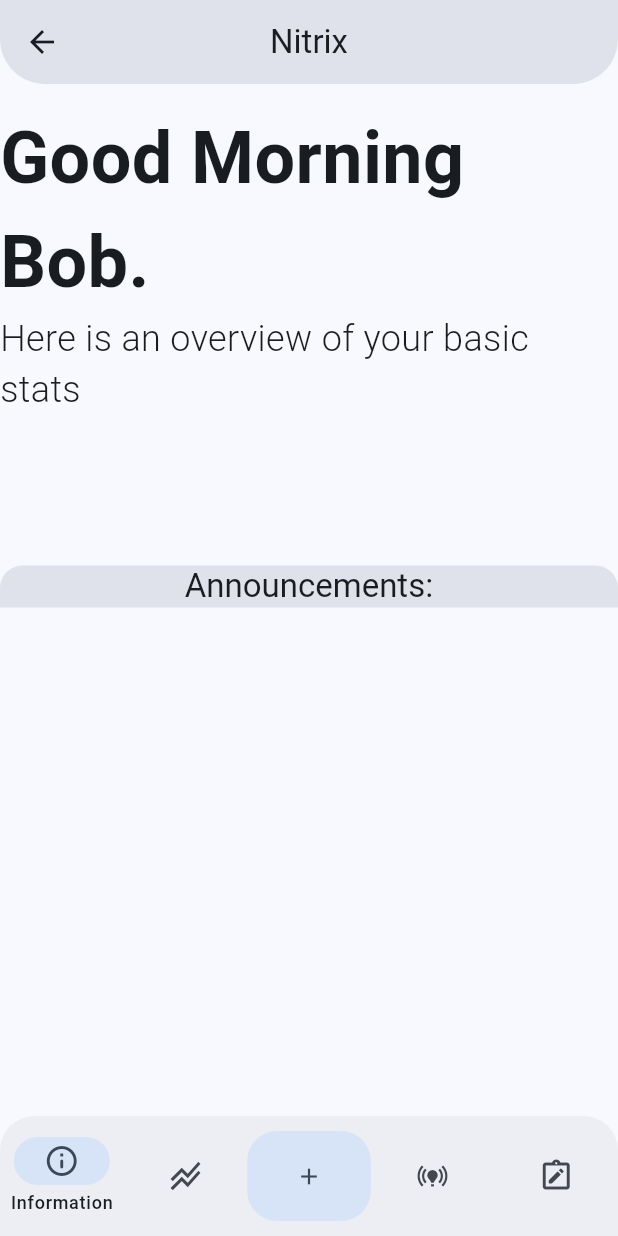
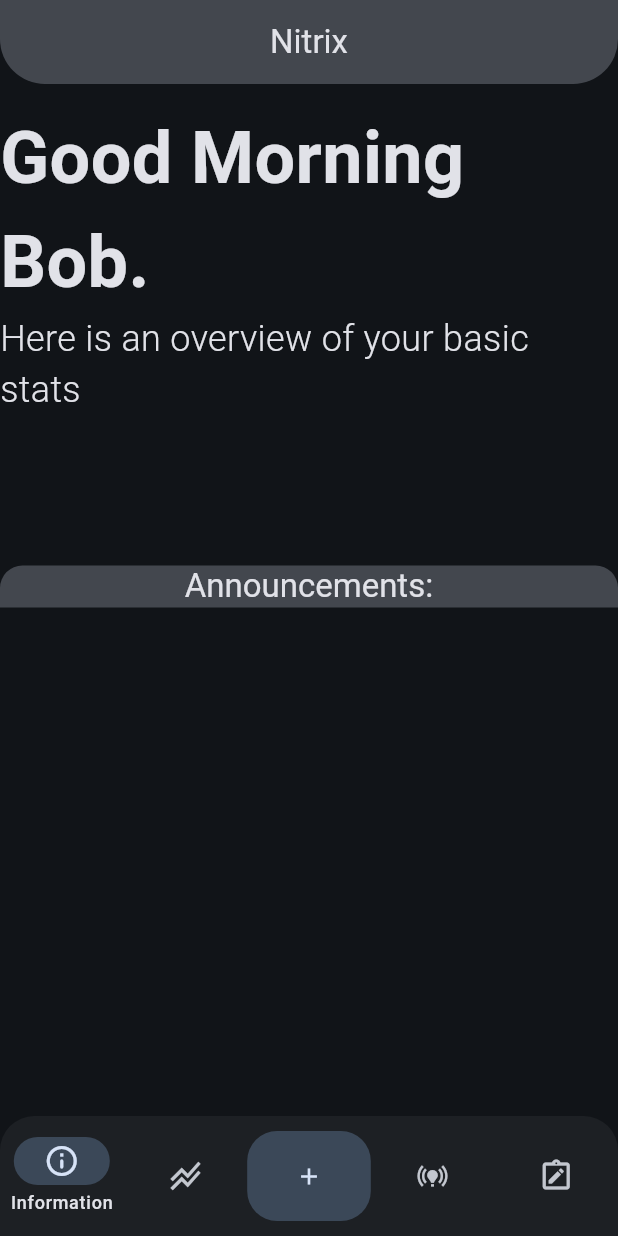
Before and after one commit to AalbatrossGuy/Nitrix, a Flutter app: the screen it shows after launch, after a tap on the "add" icon, on a phone screen of 412 x 824 dp. Run offline on Flutter 3.47's test engine with Material 2 defaults, Android fonts, the phone set to English and light mode, and no system bars; Roboto replaces fonts that are missing (Poppins).

Commit message:
cleaned up routing

```diff
--- a/client/lib/data/themes.dart
+++ b/client/lib/data/themes.dart
@@ -15,6 +15,5 @@ class themes {
       seedColor: Colors.blue,
       brightness: Brightness.dark,
     ),
-    scaffoldBackgroundColor: Colors.black,
   );
 }
--- a/client/lib/main.dart
+++ b/client/lib/main.dart
@@ -1,8 +1,5 @@
 import 'package:Nitrix/data/themes.dart';
-import 'package:Nitrix/pages/feedback.dart';
 import 'package:Nitrix/pages/home.dart';
-import 'package:Nitrix/pages/online.dart';
-import 'package:Nitrix/pages/stats.dart';
 import 'package:flutter/material.dart';
 
 void main() {
@@ -18,14 +15,10 @@ class MyApp extends StatelessWidget {
       title: 'Nitrix',
       theme: themes.lightThemeData,
       darkTheme: themes.darkThemeData,
-      themeMode: ThemeMode.light,
-      routes: {
-        '/': (context) => const HomePage(title: 'Nitrix Home'),
-        '/stats': (context) => const statsPage(),
-        '/online': (context) => const onlinePage(),
-        '/feedback': (context) => const feedbackPage(),
-      },
-      initialRoute: '/',
+      themeMode: ThemeMode.dark,
+      home: const HomePage(
+        title: 'Nitrix Home',
+      ),
     );
   }
 }
--- a/client/lib/pages/feedback.dart
+++ b/client/lib/pages/feedback.dart
@@ -1,5 +1,3 @@
-import 'package:Nitrix/widgets/nitrixAppBar.dart';
-import 'package:Nitrix/widgets/nitrixBottomNavigationBar.dart';
 import 'package:flutter/material.dart';
 
 class feedbackPage extends StatelessWidget {
@@ -7,12 +5,8 @@ class feedbackPage extends StatelessWidget {
 
   @override
   Widget build(BuildContext context) {
-    return Scaffold(
-      appBar: nitrixAppBar.createNitrixAppBar(context),
-      bottomNavigationBar: const nitrixBottomNaviagationBar(),
-      body: const Center(
-        child: Text("feedback"),
-      ),
+    return const Center(
+      child: Text("Feedback page."),
     );
   }
 }
--- a/client/lib/pages/home.dart
+++ b/client/lib/pages/home.dart
@@ -1,65 +1,113 @@
-import 'package:Nitrix/widgets/nitrixAppBar.dart';
-import 'package:Nitrix/widgets/nitrixBottomNavigationBar.dart';
+import 'package:Nitrix/pages/feedback.dart';
+import 'package:Nitrix/pages/information.dart';
+import 'package:Nitrix/pages/online.dart';
+import 'package:Nitrix/pages/stats.dart';
 import 'package:flutter/material.dart';
 
-class HomePage extends StatelessWidget {
+class HomePage extends StatefulWidget {
   const HomePage({super.key, required this.title});
 
   final String title;
 
   @override
+  State<HomePage> createState() => _HomePageState();
+}
+
+class _HomePageState extends State<HomePage> {
+  int currentPageIndex = 0;
+  final screens = [
+    const informationPage(),
+    const statsPage(),
+    // DON'T remove, it is there as floating button creates extra index
+    const Center(),
+    const onlinePage(),
+    const feedbackPage()
+  ];
+
+  @override
   Widget build(BuildContext context) {
     return Scaffold(
-      appBar: nitrixAppBar.createNitrixAppBar(context),
-      bottomNavigationBar: const nitrixBottomNaviagationBar(),
-      body: Column(
-        children: [
-          const Padding(
-            padding: EdgeInsets.only(top: 15),
-            child: Text(
-              "Good Morning Bob.",
-              style: TextStyle(
-                fontSize: 48,
-                fontWeight: FontWeight.bold,
-                fontFamily: "Roboto",
+      appBar: buildAppBar(context),
+      bottomNavigationBar: buildBottomNavBar(),
+      body: screens[currentPageIndex],
+    );
+  }
+
+  AppBar buildAppBar(BuildContext context) {
+    return AppBar(
+      backgroundColor: Theme.of(context).colorScheme.surfaceVariant,
+      title: const Text('Nitrix'),
+      centerTitle: true,
+      shape: const RoundedRectangleBorder(
+        borderRadius: BorderRadius.only(
+          bottomLeft: Radius.circular(30),
+          bottomRight: Radius.circular(30),
+        ),
+      ),
+    );
+  }
+
+  Container buildBottomNavBar() {
+    return Container(
+      decoration: const ShapeDecoration(
+        shape: RoundedRectangleBorder(
+          borderRadius: BorderRadius.only(
+            topLeft: Radius.circular(23),
+            topRight: Radius.circular(23),
           ),
         ),
       ),
-          const Text(
-            "Here is an overview of your basic stats",
-            style: TextStyle(
-              fontSize: 24,
-              fontWeight: FontWeight.w300,
-              fontFamily: "Poppins",
+      child: ClipRRect(
+        borderRadius: const BorderRadius.only(
+          topLeft: Radius.circular(23.0),
+          topRight: Radius.circular(23.0),
+        ),
+        child: NavigationBar(
+          labelBehavior: NavigationDestinationLabelBehavior.onlyShowSelected,
+          selectedIndex: currentPageIndex,
+          onDestinationSelected: (int index) {
+            setState(() {
+              currentPageIndex = index;
+            });
+          },
+          destinations: <Widget>[
+            const NavigationDestination(
+              selectedIcon: Icon(Icons.info_outline_rounded),
+              icon: Icon(Icons.info_rounded),
+              label: 'Information',
+            ),
+            const NavigationDestination(
+              selectedIcon: Icon(Icons.stacked_line_chart_outlined),
+              icon: Icon(Icons.stacked_line_chart),
+              label: 'Stats',
+            ),
+            SizedBox(
+              height: 60,
+              width: 45,
+              child: FilledButton.tonal(
+                style: ButtonStyle(
+                  shape: MaterialStateProperty.all<RoundedRectangleBorder>(
+                    RoundedRectangleBorder(
+                      borderRadius: BorderRadius.circular(20),
                     ),
                   ),
-          const SizedBox(
-            height: 100,
-            width: 100,
                 ),
-          Container(
-            decoration: ShapeDecoration(
-              shape: const RoundedRectangleBorder(
-                borderRadius: BorderRadius.only(
-                  topLeft: Radius.circular(15),
-                  topRight: Radius.circular(15),
+                child: const Icon(Icons.add),
+                onPressed: () {},
               ),
             ),
-              color: Theme.of(context).colorScheme.surfaceVariant,
+            const NavigationDestination(
+              selectedIcon: Icon(Icons.online_prediction),
+              icon: Icon(Icons.online_prediction_outlined),
+              label: 'Online',
             ),
-            child: Column(
-              crossAxisAlignment: CrossAxisAlignment.stretch,
-              children: <Widget>[
-                Center(
-                  child: Text(
-                    "Announcements:",
-                    style: Theme.of(context).textTheme.titleLarge,
+            const NavigationDestination(
+              selectedIcon: Icon(Icons.note_alt),
+              icon: Icon(Icons.note_alt_outlined),
+              label: 'Feedback',
             ),
-                )
           ],
         ),
-          ),
-        ],
       ),
     );
   }
--- /dev/null
+++ b/client/lib/pages/information.dart
@@ -0,0 +1,63 @@
+import 'package:flutter/material.dart';
+
+class informationPage extends StatefulWidget {
+  const informationPage({super.key});
+
+  @override
+  State<informationPage> createState() => _informationPageState();
+}
+
+class _informationPageState extends State<informationPage> {
+  @override
+  Widget build(BuildContext context) {
+    return Column(
+      children: [
+        const Padding(
+          padding: EdgeInsets.only(top: 15),
+          child: Text(
+            "Good Morning Bob.",
+            style: TextStyle(
+              fontSize: 48,
+              fontWeight: FontWeight.bold,
+              fontFamily: "Roboto",
+            ),
+          ),
+        ),
+        const Text(
+          "Here is an overview of your basic stats",
+          style: TextStyle(
+            fontSize: 24,
+            fontWeight: FontWeight.w300,
+            fontFamily: "Poppins",
+          ),
+        ),
+        const SizedBox(
+          height: 100,
+          width: 100,
+        ),
+        Container(
+          decoration: ShapeDecoration(
+            shape: const RoundedRectangleBorder(
+              borderRadius: BorderRadius.only(
+                topLeft: Radius.circular(15),
+                topRight: Radius.circular(15),
+              ),
+            ),
+            color: Theme.of(context).colorScheme.surfaceVariant,
+          ),
+          child: Column(
+            crossAxisAlignment: CrossAxisAlignment.stretch,
+            children: <Widget>[
+              Center(
+                child: Text(
+                  "Announcements:",
+                  style: Theme.of(context).textTheme.titleLarge,
+                ),
+              )
+            ],
+          ),
+        ),
+      ],
+    );
+  }
+}
--- a/client/lib/pages/online.dart
+++ b/client/lib/pages/online.dart
@@ -1,5 +1,3 @@
-import 'package:Nitrix/widgets/nitrixAppBar.dart';
-import 'package:Nitrix/widgets/nitrixBottomNavigationBar.dart';
 import 'package:flutter/material.dart';
 
 class onlinePage extends StatelessWidget {
@@ -7,12 +5,8 @@ class onlinePage extends StatelessWidget {
 
   @override
   Widget build(BuildContext context) {
-    return Scaffold(
-      appBar: nitrixAppBar.createNitrixAppBar(context),
-      bottomNavigationBar: const nitrixBottomNaviagationBar(),
-      body: const Center(
-        child: Text("online"),
-      ),
+    return const Center(
+      child: Text("Online Page"),
     );
   }
 }
--- a/client/lib/pages/stats.dart
+++ b/client/lib/pages/stats.dart
@@ -1,5 +1,3 @@
-import 'package:Nitrix/widgets/nitrixAppBar.dart';
-import 'package:Nitrix/widgets/nitrixBottomNavigationBar.dart';
 import 'package:flutter/material.dart';
 
 class statsPage extends StatelessWidget {
@@ -7,12 +5,8 @@ class statsPage extends StatelessWidget {
 
   @override
   Widget build(BuildContext context) {
-    return Scaffold(
-      appBar: nitrixAppBar.createNitrixAppBar(context),
-      bottomNavigationBar: const nitrixBottomNaviagationBar(),
-      body: const Center(
-        child: Text("statistics"),
-      ),
+    return const Center(
+      child: Text("Statistics page"),
     );
   }
 }
--- a/client/lib/widgets/nitrixAppBar.dart
+++ /dev/null
@@ -1,17 +0,0 @@
-import 'package:flutter/material.dart';
-
-class nitrixAppBar {
-  static AppBar createNitrixAppBar(BuildContext context) {
-    return AppBar(
-      backgroundColor: Theme.of(context).colorScheme.surfaceVariant,
-      title: const Text('Nitrix'),
-      centerTitle: true,
-      shape: const RoundedRectangleBorder(
-        borderRadius: BorderRadius.only(
-          bottomLeft: Radius.circular(30),
-          bottomRight: Radius.circular(30),
-        ),
-      ),
-    );
-  }
-}
--- a/client/lib/widgets/nitrixBottomNavigationBar.dart
+++ /dev/null
@@ -1,97 +0,0 @@
-import 'package:flutter/material.dart';
-
-class nitrixBottomNaviagationBar extends StatefulWidget {
-  const nitrixBottomNaviagationBar({super.key});
-
-  @override
-  State<nitrixBottomNaviagationBar> createState() =>
-      _nitrixBottomNaviagationBarState();
-}
-
-class _nitrixBottomNaviagationBarState
-    extends State<nitrixBottomNaviagationBar> {
-  int currentPageIndex = 0;
-
-  @override
-  Widget build(BuildContext context) {
-    return Container(
-      decoration: const ShapeDecoration(
-        shape: RoundedRectangleBorder(
-          borderRadius: BorderRadius.only(
-            topLeft: Radius.circular(23),
-            topRight: Radius.circular(23),
-          ),
-        ),
-      ),
-      child: ClipRRect(
-        borderRadius: const BorderRadius.only(
-          topLeft: Radius.circular(23.0),
-          topRight: Radius.circular(23.0),
-        ),
-        child: NavigationBar(
-          labelBehavior: NavigationDestinationLabelBehavior.onlyShowSelected,
-          selectedIndex: currentPageIndex,
-          onDestinationSelected: (int index) {
-            setState(() {
-              currentPageIndex = index;
-            });
-            switch (index) {
-              case 0:
-                Navigator.of(context).pushNamed("/");
-                break;
-              case 1:
-                Navigator.of(context).pushNamed("/stats");
-                break;
-              case 2:
-                Navigator.of(context).pushNamed("/online");
-                break;
-              case 3:
-                Navigator.of(context).pushNamed("/feedback");
-                break;
-              default:
-                Navigator.of(context).pushNamed("/");
-                break;
-            }
-          },
-          destinations: <Widget>[
-            const NavigationDestination(
-              selectedIcon: Icon(Icons.info_outline_rounded),
-              icon: Icon(Icons.info_rounded),
-              label: 'Information',
-            ),
-            const NavigationDestination(
-              selectedIcon: Icon(Icons.stacked_line_chart_outlined),
-              icon: Icon(Icons.stacked_line_chart),
-              label: 'Stats',
-            ),
-            SizedBox(
-              height: 60,
-              width: 45,
-              child: FilledButton.tonal(
-                style: ButtonStyle(
-                  shape: MaterialStateProperty.all<RoundedRectangleBorder>(
-                    RoundedRectangleBorder(
-                      borderRadius: BorderRadius.circular(20),
-                    ),
-                  ),
-                ),
-                child: const Icon(Icons.add),
-                onPressed: () {},
-              ),
-            ),
-            const NavigationDestination(
-              selectedIcon: Icon(Icons.online_prediction),
-              icon: Icon(Icons.online_prediction_outlined),
-              label: 'Online',
-            ),
-            const NavigationDestination(
-              selectedIcon: Icon(Icons.note_alt),
-              icon: Icon(Icons.note_alt_outlined),
-              label: 'Feedback',
-            ),
-          ],
-        ),
-      ),
-    );
-  }
-}
```
Lines whose indentation alone changed are shown as unchanged.
